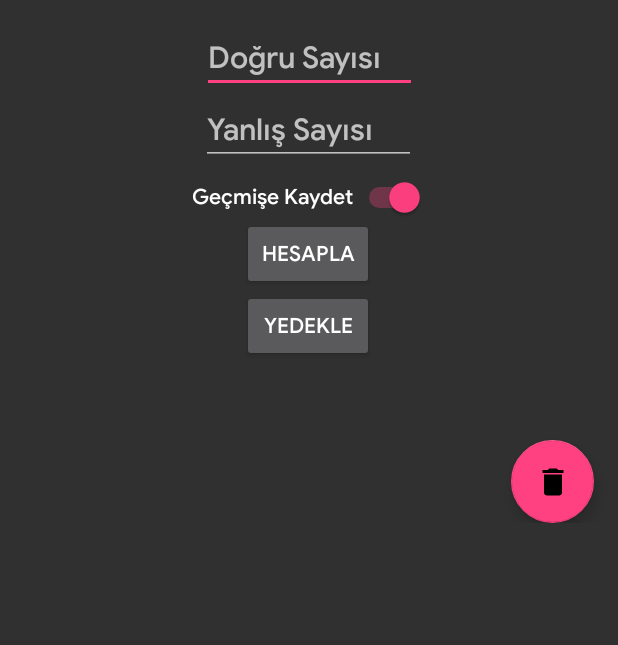
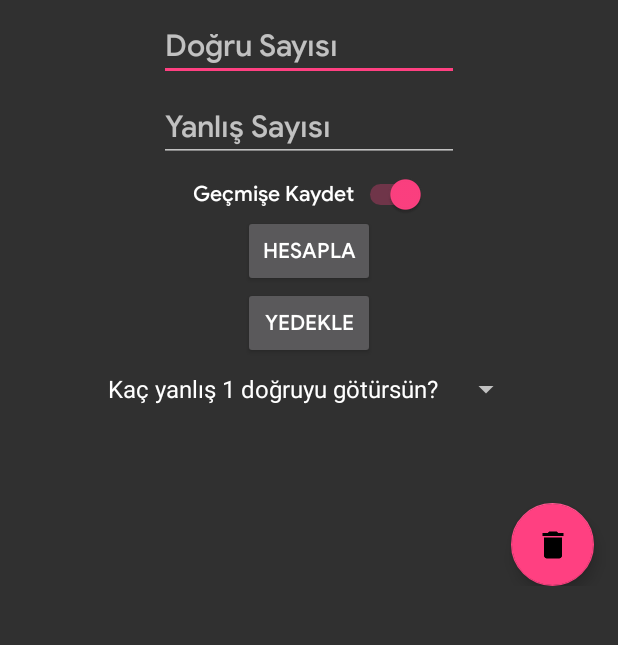
Before and after one commit to familqasimov/NetHesap, an Android app: the screen it shows after launch (MainActivity), on a phone screen of 412 x 824 dp, the part 288-933 px from its top. Run offline under Robolectric (Android 15) with nearby library versions, the phone set to English and light mode, and no system bars; 5 statements that could not run were skipped.

Commit message:
added spinner for what to divide the wrong answered questions

```diff
--- a/app/build.gradle
+++ b/app/build.gradle
@@ -16,7 +16,7 @@ android {
         minSdkVersion 23
         targetSdkVersion 27
         versionCode 1
-        versionName "1.0.0"
+        versionName "1.1.0"
         testInstrumentationRunner "android.support.test.runner.AndroidJUnitRunner"
         signingConfig signingConfigs.imza
     }
--- a/app/src/main/java/com/nethesap/kaancaliskan/nethesap/MainActivity.java
+++ b/app/src/main/java/com/nethesap/kaancaliskan/nethesap/MainActivity.java
@@ -4,7 +4,6 @@ package com.nethesap.kaancaliskan.nethesap;
 import android.Manifest;
 import android.content.pm.PackageManager;
 import android.os.Environment;
-import android.support.annotation.Keep;
 import android.support.v4.app.ActivityCompat;
 import android.support.v4.content.ContextCompat;
 import android.support.v7.app.AppCompatActivity;
@@ -17,17 +16,12 @@ import java.io.*;
 import java.text.*;
 import java.util.*;
 
-public class MainActivity extends AppCompatActivity {
-    @Keep
+public class MainActivity extends AppCompatActivity implements AdapterView.OnItemSelectedListener {
 
     Double net;
-    final String dosyaadı="gecmis.nh";
-    final String hata="Boş Bırakılamaz!";
-    final String netyaz="Netiniz: ";
     int tespit=1;
     StringBuilder temp=new StringBuilder();
-
-
+    int numara=4;
 
     @Override
     protected void onCreate(Bundle savedInstanceState) {
@@ -42,34 +36,38 @@ public class MainActivity extends AppCompatActivity {
         final TextView netgoster= findViewById(R.id.net);
         final TextView netgecmis= findViewById(R.id.netgecmis);
         final Switch secgec=findViewById(R.id.secgec);
+        final Spinner spinner=findViewById(R.id.spinner);
+
+        spinner.setOnItemSelectedListener(this);
+        String[] sayılar=new String[]{getString(R.string.spinnerbaşlık),"1","2","3","4 (varsayılan)","5"};
+
+        ArrayAdapter<String> dataAdapter = new ArrayAdapter<>(this, android.R.layout.simple_spinner_item, sayılar);
+        dataAdapter.setDropDownViewResource(android.R.layout.simple_spinner_dropdown_item);
+        spinner.setAdapter(dataAdapter);
+
 
         temp = gecmisoku(temp);
             if(tespit==1){
                 if (temp.toString().equals("")) {
                     mat.hide();
-                    //eğer dosya boş ise floatingactionbutton gizleniyor
                 }
                 else{
                     netgecmis.setText(temp.toString());
-                    //boş değilse textview a yazıyoruz
                 }
             }
-
-
-        btn.setOnClickListener(new View.OnClickListener(){
+            btn.setOnClickListener(new View.OnClickListener(){
             @Override
             public void onClick(View v)
             {
                 String a=text1.getText().toString();
-                //burada eğer herhangi biri boş bırakılırsa hata verilecek böylece lanet olası nullpointer dan kurtuluyacağız
                 if(a.isEmpty()){
-                    text1.setError(hata);
+                    text1.setError(getString(R.string.hata));
                     a="1";
                     net=0.0;
                 }
                 String b=text2.getText().toString();
                 if(b.isEmpty()){
-                    text2.setError(hata);
+                    text2.setError(getString(R.string.hata));
                     b="1";
                     net=0.0;
                 }
@@ -77,26 +75,21 @@ public class MainActivity extends AppCompatActivity {
 
                     Double sayı1 = Double.parseDouble(a);
                     Double sayı2 = Double.parseDouble(b);
-                    //yazılanları alıyoruz
 
-                    net = sayı1 - (sayı2 + (sayı2 / 4));}
-                //neti hesaplıyoruz
+                    net = sayı1 - (sayı2 + (sayı2 / numara));}
 
-                netgoster.setText(netyaz+ net);
-                //neti yazdırıyoruz
+                netgoster.setText(getString(R.string.netyaz)+ net);
 
                 DateFormat tarihbicimi = new SimpleDateFormat("dd/MM/yyyy HH:mm");
                 Date tarih= new Date();
-                //buradan geçmişi kaydederken kullandığımız tarihi alacağız
 
                 if(secgec.isChecked()){
                     try
                     {
-                        FileOutputStream fos=openFileOutput(dosyaadı, Context.MODE_APPEND);
+                        FileOutputStream fos=openFileOutput(getString(R.string.dosyaadı), Context.MODE_APPEND);
                         OutputStreamWriter osw = new OutputStreamWriter(fos);
                         osw.append("\n" + tarihbicimi.format(tarih) + " Net: " + net);
-                        //hesapladığımız sonucu dosyaya yazdırıyoruz
-                        //bu dosya data/data/com.kaancaliskan.nethesap/files içinde
+                        //this file is in the data/data/com.kaancaliskan.nethesap/files
                         osw.close();
                         fos.close();
                     }
@@ -106,7 +99,6 @@ public class MainActivity extends AppCompatActivity {
                     }
                     temp=gecmisoku(temp);
                         netgecmis.setText(temp.toString());
-                        //bu blokta dosyaya yazdırdığımız sonucu okuyup textview a yazıyoruz
                         mat.show();}
             }
         });
@@ -119,8 +111,7 @@ public class MainActivity extends AppCompatActivity {
                 mat.hide();
                 try
                 {
-                    //bu blok ise floatingactionbutton a bastığımızda ne var ne yok temizliyor
-                    FileOutputStream fos=openFileOutput(dosyaadı, Context.MODE_PRIVATE);
+                    FileOutputStream fos=openFileOutput(getString(R.string.dosyaadı), Context.MODE_PRIVATE);
                     OutputStreamWriter osw = new OutputStreamWriter(fos);
                     osw.write("");
                     netgecmis.setText("");
@@ -135,8 +126,7 @@ public class MainActivity extends AppCompatActivity {
                     e.printStackTrace();
                 }
 
-                //kullanıcıyı haberdar etmek farz
-                Snackbar.make(netgoster, "Geçmiş silindi!", Snackbar.LENGTH_SHORT).show();
+                Snackbar.make(netgoster, getString(R.string.gecmissilindi), Snackbar.LENGTH_SHORT).show();
             }
         });
         yedek.setOnClickListener(new View.OnClickListener() {
@@ -150,7 +140,7 @@ public class MainActivity extends AppCompatActivity {
 
                         if (ActivityCompat.shouldShowRequestPermissionRationale(MainActivity.this, Manifest.permission.WRITE_EXTERNAL_STORAGE))
                         {
-                            Snackbar.make(netgoster,"Lütfen ayarlardan depolama iznini veriniz!", Snackbar.LENGTH_LONG).show();
+                            ActivityCompat.requestPermissions(MainActivity.this,new String[]{Manifest.permission.WRITE_EXTERNAL_STORAGE},1);
                         }
                         else
                         {
@@ -158,7 +148,7 @@ public class MainActivity extends AppCompatActivity {
                         }
                     }
                     File dizin = new File(Environment.getExternalStoragePublicDirectory(Environment.DIRECTORY_DOCUMENTS),"NetHesap");
-                    File dosya=new File(dizin, dosyaadı);
+                    File dosya=new File(dizin, getString(R.string.dosyaadı));
 
                 try {
                     dizin.mkdirs();
@@ -166,7 +156,7 @@ public class MainActivity extends AppCompatActivity {
                         yazıcı.write(temp.toString());
                         yazıcı.flush();
                         yazıcı.close();
-                        Snackbar.make(netgoster, "Yedek, Documents dosyası içine kaydedildi!", Snackbar.LENGTH_LONG).show();
+                        Snackbar.make(netgoster, getString(R.string.yedekkaydedildi), Snackbar.LENGTH_LONG).show();
 
                 }catch (IOException e){
                     e.printStackTrace();
@@ -184,7 +174,7 @@ public class MainActivity extends AppCompatActivity {
 
         {
             FileInputStream fis;
-            fis = openFileInput(dosyaadı);
+            fis = openFileInput(getString(R.string.dosyaadı));
 
             int c;
             while ((c = fis.read()) != -1) {
@@ -198,4 +188,13 @@ public class MainActivity extends AppCompatActivity {
         }
         return temp;
     }
+
+    @Override
+    public void onItemSelected(AdapterView<?> parent, View view, int pos, long id) {
+        if (pos>0){
+            numara=pos;
+    }}
+    public void onNothingSelected(AdapterView<?> arg0) {
+        numara =4;
+    }
 }
--- a/app/src/main/res/layout/activity_main.xml
+++ b/app/src/main/res/layout/activity_main.xml
@@ -44,34 +44,35 @@
 
             <android.support.design.widget.TextInputEditText
                 android:id="@+id/dogru"
-                android:layout_width="143dp"
+                android:layout_width="200dp"
                 android:layout_height="wrap_content"
-                android:layout_marginTop="16dp"
+                android:layout_marginTop="8dp"
                 android:ems="6"
                 android:fontFamily="@font/googlesansmedium"
                 android:hint="@string/dogru"
                 android:inputType="number"
+                android:selectAllOnFocus="true"
                 android:singleLine="true"
                 android:textSize="20sp"
                 app:layout_constraintEnd_toEndOf="parent"
                 app:layout_constraintHorizontal_bias="0.5"
                 app:layout_constraintStart_toStartOf="parent"
-                app:layout_constraintTop_toTopOf="parent"
-                app:layout_constraintVertical_chainStyle="packed" />
+                app:layout_constraintTop_toTopOf="parent" />
 
             <android.support.design.widget.TextInputEditText
                 android:id="@+id/yanlis"
-                android:layout_width="143dp"
+                android:layout_width="200dp"
                 android:layout_height="wrap_content"
-                android:layout_marginTop="64dp"
+                android:layout_marginTop="8dp"
                 android:fontFamily="@font/googlesansmedium"
                 android:hint="@string/yanlıs"
                 android:inputType="number"
+                android:selectAllOnFocus="true"
+                android:singleLine="true"
                 android:textSize="20sp"
                 app:layout_constraintEnd_toEndOf="parent"
-                app:layout_constraintHorizontal_bias="0.498"
                 app:layout_constraintStart_toStartOf="parent"
-                app:layout_constraintTop_toTopOf="parent" />
+                app:layout_constraintTop_toBottomOf="@+id/dogru" />
 
             <Switch
                 android:id="@+id/secgec"
@@ -82,7 +83,6 @@
                 android:fontFamily="@font/googlesansmedium"
                 android:text="@string/gecmis"
                 app:layout_constraintEnd_toEndOf="parent"
-                app:layout_constraintHorizontal_bias="0.498"
                 app:layout_constraintStart_toStartOf="parent"
                 app:layout_constraintTop_toBottomOf="@+id/yanlis"
                 tools:checked="true" />
@@ -94,7 +94,6 @@
                 android:fontFamily="@font/googlesansmedium"
                 android:text="@string/hesapla"
                 app:layout_constraintEnd_toEndOf="parent"
-                app:layout_constraintHorizontal_bias="0.498"
                 app:layout_constraintStart_toStartOf="parent"
                 app:layout_constraintTop_toBottomOf="@+id/secgec" />
 
@@ -102,34 +101,31 @@
                 android:id="@+id/net"
                 android:layout_width="wrap_content"
                 android:layout_height="wrap_content"
+                android:layout_marginTop="8dp"
                 android:fontFamily="@font/googlesansmedium"
                 android:textAppearance="@android:style/TextAppearance.Material.Large"
                 android:textSize="24sp"
                 app:layout_constraintEnd_toEndOf="parent"
                 app:layout_constraintHorizontal_bias="0.498"
                 app:layout_constraintStart_toStartOf="parent"
-                app:layout_constraintTop_toBottomOf="@+id/yedek" />
+                app:layout_constraintTop_toBottomOf="@+id/spinner" />
 
             <TextView
                 android:id="@+id/netgecmis"
-                android:layout_width="0dp"
+                android:layout_width="359dp"
                 android:layout_height="wrap_content"
-                android:layout_marginEnd="26dp"
-                android:layout_marginStart="26dp"
                 android:fontFamily="@font/googlesansmedium"
-                app:layout_constraintBottom_toTopOf="@+id/mat"
                 app:layout_constraintEnd_toEndOf="parent"
-                app:layout_constraintHorizontal_bias="1.0"
+                app:layout_constraintHorizontal_bias="0.5"
                 app:layout_constraintStart_toStartOf="parent"
-                app:layout_constraintTop_toBottomOf="@+id/net"
-                app:layout_constraintVertical_chainStyle="spread_inside" />
+                app:layout_constraintTop_toBottomOf="@+id/net" />
 
             <android.support.design.widget.FloatingActionButton
                 android:id="@+id/mat"
                 android:layout_width="55dp"
                 android:layout_height="62dp"
                 android:layout_marginEnd="16dp"
-                android:layout_marginTop="4dp"
+                android:layout_marginTop="8dp"
                 android:clickable="true"
                 android:focusable="true"
                 app:backgroundTint="@color/colorAccent"
@@ -146,9 +142,22 @@
                 android:visibility="visible"
                 app:layout_constraintBottom_toTopOf="@+id/net"
                 app:layout_constraintEnd_toEndOf="parent"
-                app:layout_constraintHorizontal_bias="0.498"
                 app:layout_constraintStart_toStartOf="parent"
-                app:layout_constraintTop_toBottomOf="@+id/buton" />
+                app:layout_constraintTop_toBottomOf="@+id/buton"
+                app:layout_constraintVertical_bias="0.0" />
+
+            <android.support.v7.widget.AppCompatSpinner
+                android:id="@+id/spinner"
+                android:layout_width="wrap_content"
+                android:layout_height="wrap_content"
+                android:layout_marginBottom="8dp"
+                android:layout_marginTop="8dp"
+                android:textAlignment="center"
+                app:layout_constraintBottom_toTopOf="@+id/net"
+                app:layout_constraintEnd_toEndOf="parent"
+                app:layout_constraintHorizontal_bias="0.5"
+                app:layout_constraintStart_toStartOf="parent"
+                app:layout_constraintTop_toBottomOf="@+id/yedek"></android.support.v7.widget.AppCompatSpinner>
 
         </android.support.constraint.ConstraintLayout>
 
--- a/app/src/main/res/values/strings.xml
+++ b/app/src/main/res/values/strings.xml
@@ -1,9 +1,15 @@
+<?xml version="1.0" encoding="utf-8"?>
 <resources>
-    <string name="app_name">Net Hesap</string>
     <string name="hesapla">Hesapla</string>
     <string name="dogru">Doğru Sayısı</string>
     <string name="yanlıs">Yanlış Sayısı</string>
-    <string name="bos">Boş Sayısı</string>
     <string name="gecmis">Geçmişe Kaydet</string>
     <string name="yedekle">Yedekle</string>
+    <string name="hata">Boş bırakılamaz!</string>
+    <string name="netyaz">"Sonuç: "</string>
+    <string name="gecmissilindi">Geçmiş temizlendi!</string>
+    <string name="yedekkaydedildi">Yedek, Documents klasörüne kaydedildi!</string>
+    <string name="spinnerbaşlık">Kaç yanlış 1 doğruyu götürsün?</string>
+    <string name="app_name" translatable="false">Net Hesap</string>
+    <string name="dosyaadı" translatable="false">gecmis.nh</string>
 </resources>
```
